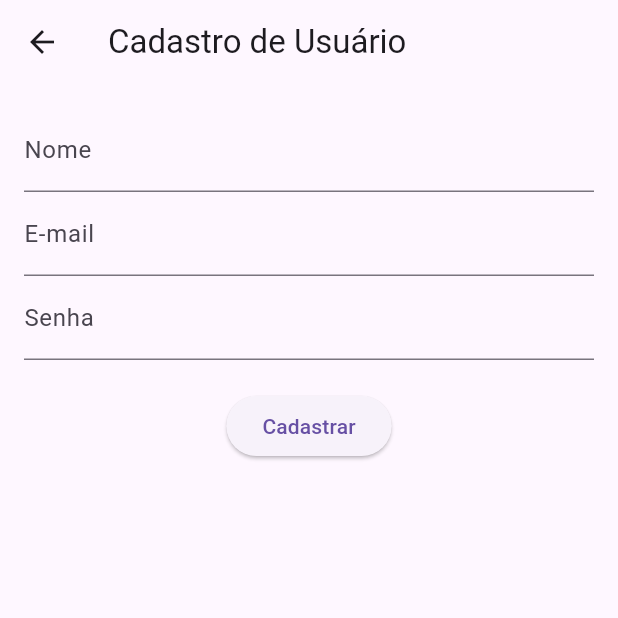
After one commit to grupo5ads2024/smart-buy, a Flutter app: the CadastroUsuario screen opened directly, after a tap on "Cadastrar", on a phone screen of 412 x 824 dp, the top half of it. The commit adds this screen. Run offline on Flutter 3.47's test engine with Material 3 defaults, Android fonts, the phone set to English and light mode, and no system bars; drawn by our look-alikes of flutter_form_builder; our stand-ins replace sqflite; accounts and stored records are empty.

Commit message:
Commit tela cadastro
Resolver FormBuilderValidator

```diff
--- /dev/null
+++ b/smart_buy/lib/cadastroUsuario.dart
@@ -0,0 +1,62 @@
+import 'package:flutter/material.dart';
+import 'package:flutter_form_builder/flutter_form_builder.dart';
+
+class CadastroUsuario extends StatefulWidget {
+  @override
+  _CadastroUsuarioState createState() => _CadastroUsuarioState();
+}
+
+class _CadastroUsuarioState extends State<CadastroUsuario> {
+  final _formKey = GlobalKey<FormBuilderState>();
+
+  @override
+  Widget build(BuildContext context) {
+    return Scaffold(
+      appBar: AppBar(
+        title: Text('Cadastro de Usuário'),
+      ),
+      body: Padding(
+        padding: EdgeInsets.all(16.0),
+        child: FormBuilder(
+          key: _formKey,
+          child: Column(
+            children: [
+              FormBuilderTextField(
+                name: 'nome',
+                decoration: InputDecoration(labelText: 'Nome'),
+                validator: FormBuilderValidators.required(context),
+              ),
+              FormBuilderTextField(
+                name: 'email',
+                decoration: InputDecoration(labelText: 'E-mail'),
+                validator: FormBuilderValidators.email(context),
+              ),
+              FormBuilderTextField(
+                name: 'senha',
+                decoration: InputDecoration(labelText: 'Senha'),
+                obscureText: true,
+                validator: FormBuilderValidators.minLength(
+                  context,
+                  6,
+                  errorText: 'A senha deve ter pelo menos 6 caracteres.',
+                ),
+              ),
+              SizedBox(height: 20),
+              ElevatedButton(
+                onPressed: () {
+                  if (_formKey.currentState!.saveAndValidate()) {
+                    // Enviar dados para o backend ou realizar outra ação
+                    print(
+                        'Formulário válido, dados: ${_formKey.currentState!.value}');
+                    // Aqui você pode redirecionar para a próxima tela ou realizar outras ações após o cadastro
+                  }
+                },
+                child: Text('Cadastrar'),
+              ),
+            ],
+          ),
+        ),
+      ),
+    );
+  }
+}
--- a/smart_buy/lib/main.dart
+++ b/smart_buy/lib/main.dart
@@ -1,6 +1,8 @@
 import 'package:flutter/material.dart';
 import 'package:smart_buy/LoginPage.dart';
-import 'package:smart_buy/LoginPage.dart';
+import 'package:sqflite/sqflite.dart';
+import 'dart:io';
+import 'dart:async';
 
 void main() {
   runApp(const MyApp());
--- a/smart_buy/pubspec.yaml
+++ b/smart_buy/pubspec.yaml
@@ -30,6 +30,9 @@ environment:
 dependencies:
   flutter:
     sdk: flutter
+  sqflite: ^2.2.7+1
+  flutter_form_builder: ^9.2.1
+
 
 
   # The following adds the Cupertino Icons font to your application.
```
Also changed, not shown: smart_buy/lib/usuarios.dart (added), smart_buy/pubspec.lock, 1 other file.
